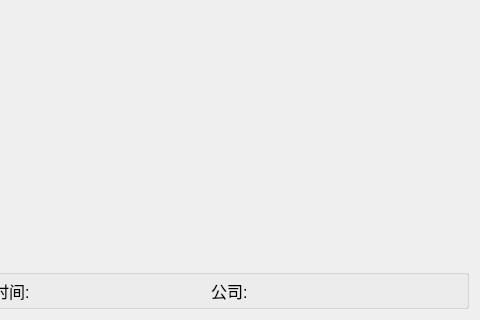
The window that mainwindow.ui (Yzyqoung/Qt-hotelSystem) describes before a commit, drawn with Qt 5; both pictures show x 565 to 1045 and y 299 to 619 of the 1045 by 619 pixel window.
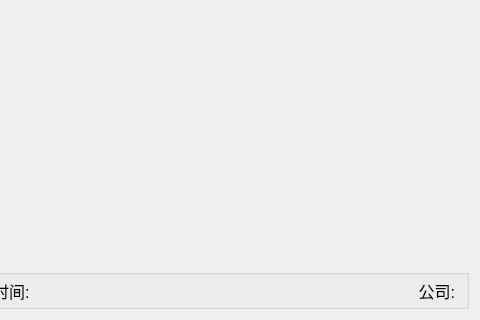
The same window after the commit. Icons and pictures are not drawn.

Patch:
```diff
--- a/mainwindow.ui
+++ b/mainwindow.ui
@@ -1162,7 +1162,7 @@
           <string>公司:</string>
          </property>
          <property name="alignment">
-          <set>Qt::AlignLeading|Qt::AlignLeft|Qt::AlignVCenter</set>
+          <set>Qt::AlignRight|Qt::AlignTrailing|Qt::AlignVCenter</set>
          </property>
         </widget>
        </item>
```
